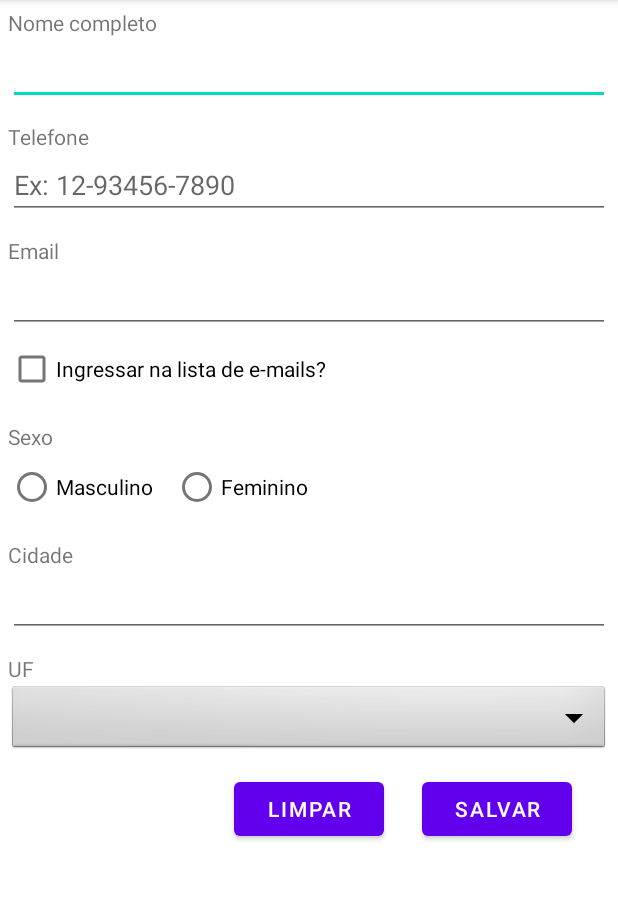
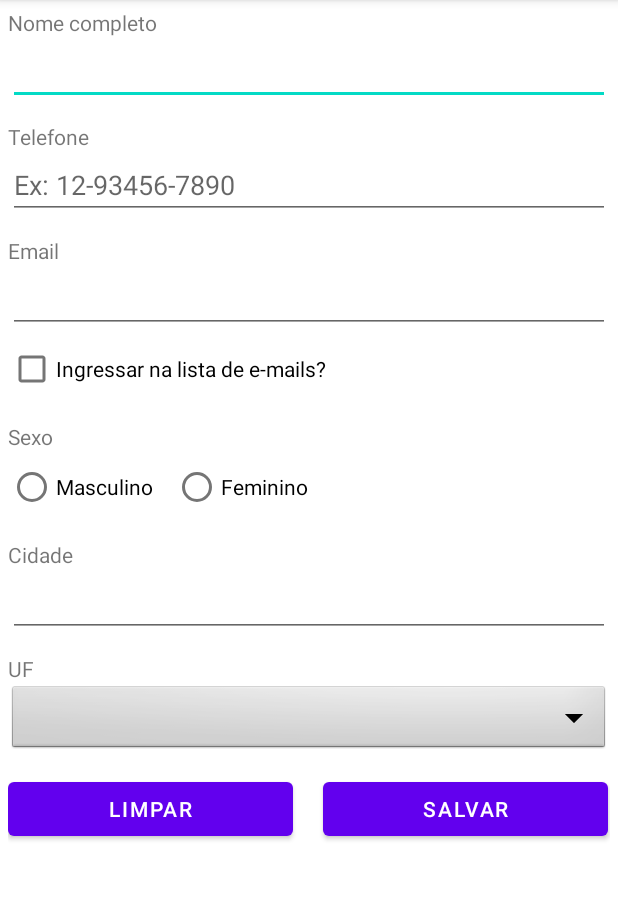
Before and after one commit to jmmarao/Cadastro, an Android app: the screen it shows after launch (MainActivity), on a phone screen of 412 x 824 dp, the part 84-984 px from its top. Run offline under Robolectric (Android 15) with nearby library versions, the phone set to English and light mode, and no system bars.

Commit message:
Changed buttons position

```diff
--- a/app/src/main/res/layout/activity_main.xml
+++ b/app/src/main/res/layout/activity_main.xml
@@ -145,21 +145,20 @@
 
     <Button
         android:id="@+id/btnLimpar"
-        android:layout_width="100dp"
+        android:layout_width="190dp"
         android:layout_height="wrap_content"
         android:layout_marginTop="11dp"
         android:text="@string/button_limpar"
-        app:layout_constraintEnd_toEndOf="parent"
         app:layout_constraintStart_toStartOf="parent"
         app:layout_constraintTop_toBottomOf="@+id/spinner" />
 
     <Button
         android:id="@+id/btnSalvar"
-        android:layout_width="100dp"
+        android:layout_width="190dp"
         android:layout_height="wrap_content"
         android:layout_marginTop="11dp"
+        android:layout_marginLeft="20dp"
         android:text="@string/button_salvar"
-        app:layout_constraintEnd_toEndOf="parent"
         app:layout_constraintTop_toBottomOf="@+id/spinner"
         app:layout_constraintStart_toEndOf="@+id/btnLimpar"/>
 </androidx.constraintlayout.widget.ConstraintLayout>
```
